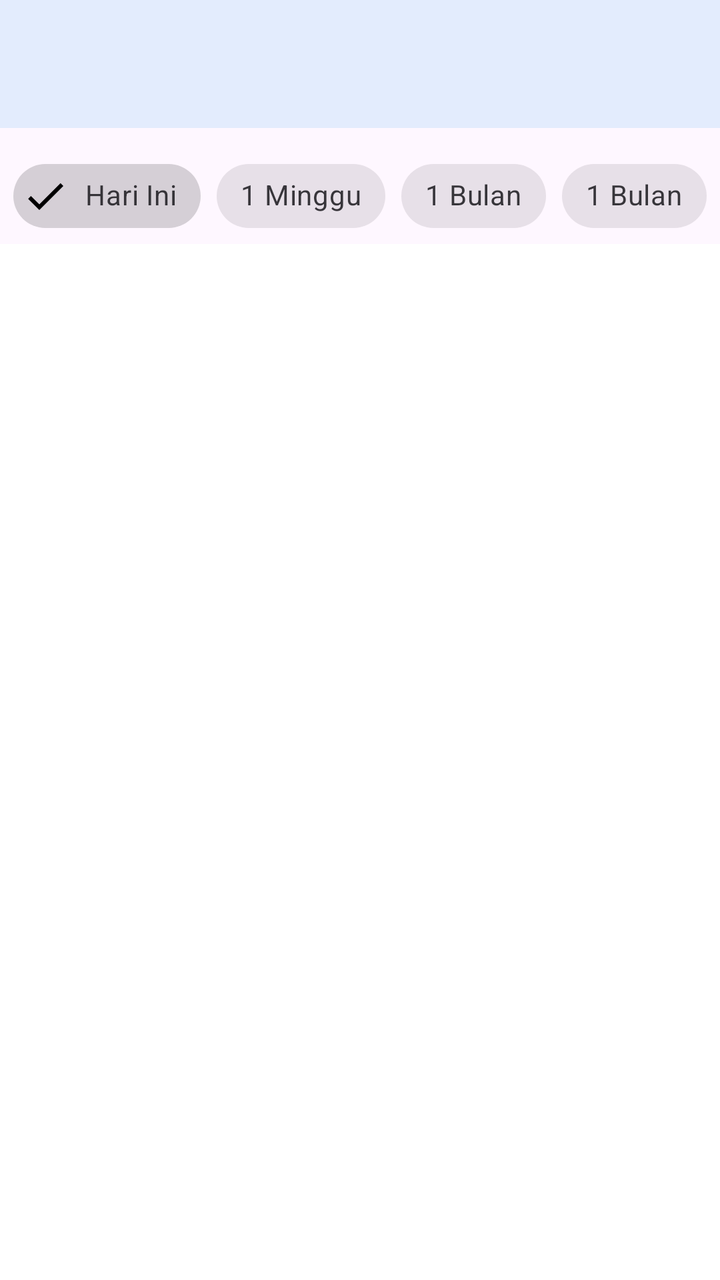
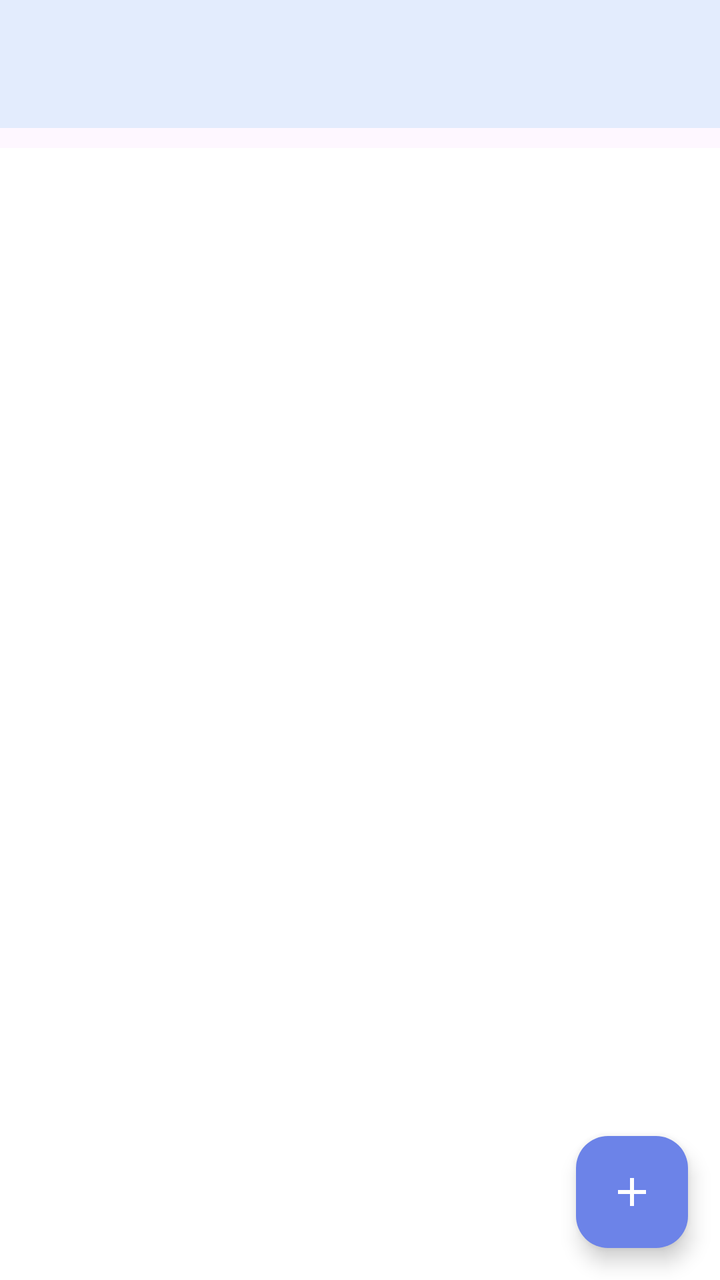

Before-and-after screenshots of an Android layout around one commit, followed by the original layout XML and the change that was made.
<!-- AndroidManifest.xml: application theme Theme.Projek_Marcel -->
<!-- res/layout/fragment_history.xml -->
<?xml version="1.0" encoding="utf-8"?>
<androidx.coordinatorlayout.widget.CoordinatorLayout
    xmlns:android="http://schemas.android.com/apk/res/android"
    xmlns:app="http://schemas.android.com/apk/res-auto"
    xmlns:tools="http://schemas.android.com/tools"
    android:layout_width="match_parent"
    android:layout_height="match_parent"
    android:background="@color/white"
    tools:context=".History.HistoryFragment">

    <com.google.android.material.appbar.AppBarLayout
        android:id="@+id/appBarLayout"
        android:layout_width="match_parent"
        android:textColor="@color/black"

        android:layout_height="wrap_content"
        >
        <androidx.appcompat.widget.Toolbar
            android:id="@+id/toolbar"
            android:layout_width="match_parent"
            android:layout_height="?attr/actionBarSize"
            android:background="?attr/colorPrimary"
            android:textColor="@color/black"
            android:backgroundTint="@color/background_color"
            app:layout_scrollFlags="scroll|enterAlways"
            android:layout_marginBottom="10dp"

            app:titleTextColor="@android:color/black" />
        <com.google.android.material.chip.ChipGroup
            android:id="@+id/chipGroupFilter"
            android:layout_width="wrap_content"
            android:layout_height="wrap_content"
            android:layout_gravity="center"
            android:layout_marginTop="0dp"
            app:layout_constraintEnd_toEndOf="parent"
            app:layout_constraintStart_toStartOf="parent"
            app:layout_constraintTop_toBottomOf="@+id/background_header"
            app:singleSelection="true">

            <com.google.android.material.chip.Chip
                android:id="@+id/chipHariIni"
                style="@style/Widget.MaterialComponents.Chip.Filter"
                android:layout_width="wrap_content"
                android:layout_height="wrap_content"
                android:checked="true"
                android:text="Hari Ini" />

            <com.google.android.material.chip.Chip
                android:id="@+id/chipMingguan"
                style="@style/Widget.MaterialComponents.Chip.Filter"
                android:layout_width="wrap_content"
                android:layout_height="wrap_content"
                android:text="1 Minggu" />

            <com.google.android.material.chip.Chip
                android:id="@+id/chipBulanan"
                style="@style/Widget.MaterialComponents.Chip.Filter"
                android:layout_width="wrap_content"
                android:layout_height="wrap_content"
                android:text="1 Bulan" />
            <com.google.android.material.chip.Chip
                android:id="@+id/chipTahunan"
                style="@style/Widget.MaterialComponents.Chip.Filter"
                android:layout_width="wrap_content"
                android:layout_height="wrap_content"
                android:text="1 Bulan" />
        </com.google.android.material.chip.ChipGroup>
    </com.google.android.material.appbar.AppBarLayout>








    <androidx.recyclerview.widget.RecyclerView
        android:id="@+id/rvProducts"
        android:layout_width="match_parent"
        android:layout_height="match_parent"
        app:layout_behavior="@string/appbar_scrolling_view_behavior"
        app:layout_constraintBottom_toBottomOf="parent"
        app:layout_constraintEnd_toEndOf="parent"
        app:layout_constraintStart_toStartOf="parent"
        app:layout_constraintTop_toTopOf="parent" />
</androidx.coordinatorlayout.widget.CoordinatorLayout>
<!-- resources referenced by this layout -->
<resources>
  <color name="background_color">#E3ECFD</color>
  <color name="black">#FF000000</color>
  <color name="white">#FFFFFFFF</color>
  <style name="Theme.Projek_Marcel" parent="Base.Theme.Projek_Marcel" />
  <style name="Base.Theme.Projek_Marcel" parent="Theme.Material3.DayNight.NoActionBar">
          
          
      </style>
</resources>

<!-- the commit's change to res/layout/fragment_history.xml (unified diff, before → after) -->
@@ -24,47 +24,48 @@
             android:backgroundTint="@color/background_color"
             app:layout_scrollFlags="scroll|enterAlways"
             android:layout_marginBottom="10dp"
+            app:subtitleTextAppearance="@style/ToolbarSubtitleStyle"
+            app:titleTextAppearance="@style/ToolbarTitleStyle"
+            app:titleTextColor="@android:color/black" />
 
-            app:titleTextColor="@android:color/black" />
-        <com.google.android.material.chip.ChipGroup
-            android:id="@+id/chipGroupFilter"
-            android:layout_width="wrap_content"
-            android:layout_height="wrap_content"
-            android:layout_gravity="center"
-            android:layout_marginTop="0dp"
-            app:layout_constraintEnd_toEndOf="parent"
-            app:layout_constraintStart_toStartOf="parent"
-            app:layout_constraintTop_toBottomOf="@+id/background_header"
-            app:singleSelection="true">
 
-            <com.google.android.material.chip.Chip
-                android:id="@+id/chipHariIni"
-                style="@style/Widget.MaterialComponents.Chip.Filter"
-                android:layout_width="wrap_content"
-                android:layout_height="wrap_content"
-                android:checked="true"
-                android:text="Hari Ini" />
 
-            <com.google.android.material.chip.Chip
-                android:id="@+id/chipMingguan"
-                style="@style/Widget.MaterialComponents.Chip.Filter"
-                android:layout_width="wrap_content"
-                android:layout_height="wrap_content"
-                android:text="1 Minggu" />
 
-            <com.google.android.material.chip.Chip
-                android:id="@+id/chipBulanan"
-                style="@style/Widget.MaterialComponents.Chip.Filter"
-                android:layout_width="wrap_content"
-                android:layout_height="wrap_content"
-                android:text="1 Bulan" />
-            <com.google.android.material.chip.Chip
-                android:id="@+id/chipTahunan"
-                style="@style/Widget.MaterialComponents.Chip.Filter"
-                android:layout_width="wrap_content"
-                android:layout_height="wrap_content"
-                android:text="1 Bulan" />
-        </com.google.android.material.chip.ChipGroup>
+
+
+
+
+
+
+
+
+
+
+
+
+
+
+
+
+
+
+
+
+
+
+
+
+
+
+
+
+
+
+
+
+
+
+
     </com.google.android.material.appbar.AppBarLayout>
 
 
@@ -83,4 +84,21 @@
         app:layout_constraintEnd_toEndOf="parent"
         app:layout_constraintStart_toStartOf="parent"
         app:layout_constraintTop_toTopOf="parent" />
+    <androidx.constraintlayout.widget.ConstraintLayout
+        android:layout_width="match_parent"
+        android:layout_height="match_parent">
+
+        <com.google.android.material.floatingactionbutton.FloatingActionButton
+            android:id="@+id/fabAddNote"
+            android:layout_width="wrap_content"
+            android:layout_height="wrap_content"
+            android:layout_margin="16dp"
+            android:backgroundTint="@color/primary_color"
+            android:contentDescription="Tambah catatan"
+            android:tint="@color/white"
+            app:tint="@android:color/white"
+            android:src="@drawable/ic_add"
+            app:layout_constraintBottom_toBottomOf="parent"
+            app:layout_constraintEnd_toEndOf="parent" />
+    </androidx.constraintlayout.widget.ConstraintLayout>
 </androidx.coordinatorlayout.widget.CoordinatorLayout>
<!-- resource entries referenced after the edit -->
@@ -2,7 +2,27 @@
 <resources>
   <color name="background_color">#E3ECFD</color>
   <color name="black">#FF000000</color>
+  <color name="primary_color">#6C83E8</color>
   <color name="white">#FFFFFFFF</color>
+  <!-- drawable ic_add (drawable) -->
+  <vector xmlns:android="http://schemas.android.com/apk/res/android" android:height="24dp" android:tint="#000000" android:viewportHeight="960" android:viewportWidth="960" android:width="24dp">
+        
+      <path android:fillColor="@android:color/white" android:pathData="M440,520L200,520L200,440L440,440L440,200L520,200L520,440L760,440L760,520L520,520L520,760L440,760L440,520Z"/>
+      
+  </vector>
+  <style name="ToolbarSubtitleStyle" parent="TextAppearance.Widget.AppCompat.Toolbar.Subtitle">
+          <item name="android:textColor">#757575</item>
+          <item name="android:textSize">13sp</item>
+          <item name="android:textStyle">normal</item>
+          
+      </style>
+  <style name="ToolbarTitleStyle" parent="TextAppearance.Widget.AppCompat.Toolbar.Title">
+          <item name="android:textColor">@color/black</item>
+          <item name="android:textSize">20sp</item>
+          <item name="android:textStyle">bold</item>
+          
+          
+      </style>
   <style name="Theme.Projek_Marcel" parent="Base.Theme.Projek_Marcel" />
   <style name="Base.Theme.Projek_Marcel" parent="Theme.Material3.DayNight.NoActionBar">
           
